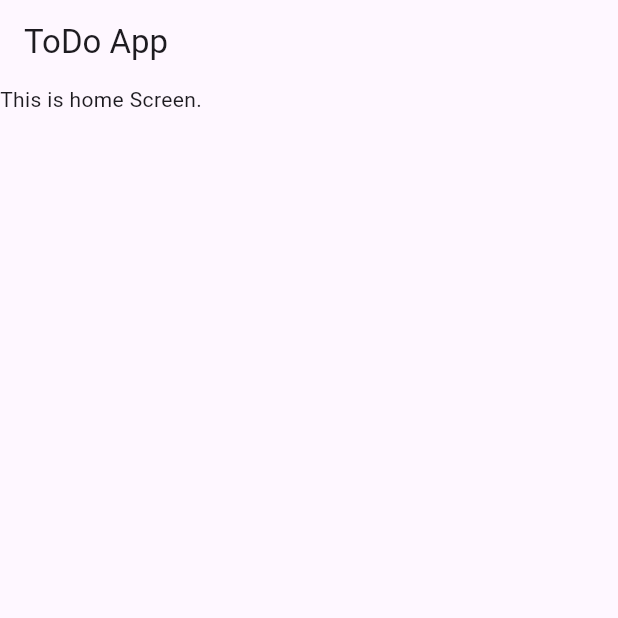
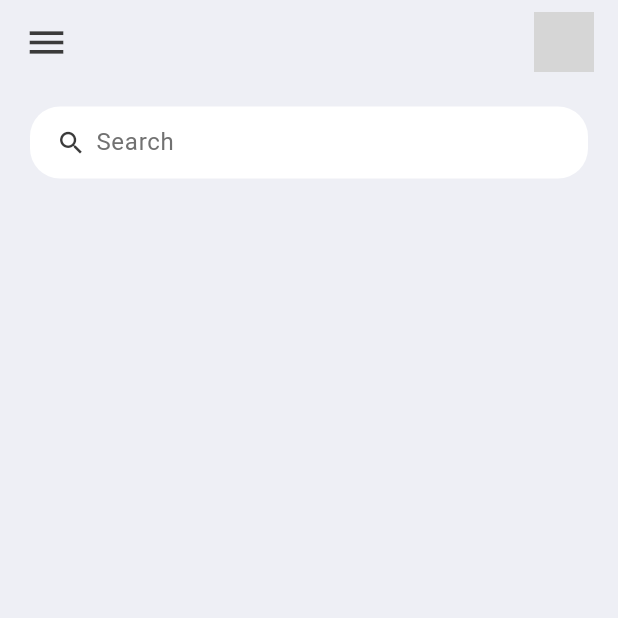
Before and after one commit to aashishkar/Introduction-of-mobile-application-Sem3-, a Flutter app: the screen it shows after launch, on a phone screen of 412 x 824 dp, the top half of it. Run offline on Flutter 3.47's test engine with Material 3 defaults, Android fonts, the phone set to English and light mode, and no system bars; grey boxes are pictures that could not be loaded.

Commit message:
Search bar

```diff
--- a/lib/main.dart
+++ b/lib/main.dart
@@ -1,4 +1,5 @@
 import 'package:flutter/material.dart';
+import 'package:flutter/services.dart';
 import 'package:todoapp/screens/home.dart';
 
 void main() {
@@ -11,7 +12,10 @@ class MyApp extends StatelessWidget {
   // This widget is the root of your application.
   @override
   Widget build(BuildContext context) {
+    SystemChrome.setSystemUIOverlayStyle(
+        SystemUiOverlayStyle(statusBarColor: Colors.transparent));
     return MaterialApp(
+      debugShowCheckedModeBanner: false,
       title: 'ToDo App',
       home: Home(),
     );
--- a/lib/screens/home.dart
+++ b/lib/screens/home.dart
@@ -1,4 +1,5 @@
 import 'package:flutter/material.dart';
+import 'package:todoapp/constants/colors.dart';
 
 class Home extends StatelessWidget {
   const Home({Key? key}) : super(key: key);
@@ -6,9 +7,64 @@ class Home extends StatelessWidget {
   @override
   Widget build(BuildContext context) {
     return Scaffold(
-        appBar: AppBar(title: Text('ToDo App')),
-        body: Container(
-          child: Text('This is home Screen.'),
-        ));
+      backgroundColor: tdBGColor,
+      appBar: _buildAppBar(),
+      body: Container(
+        padding: EdgeInsets.symmetric(
+          horizontal: 20,
+          vertical: 15,
+        ),
+        child: Column(children: [
+          searchBox(),
+        ]),
+      ),
+    );
+  }
+
+  Widget searchBox() {
+    return Container(
+      padding: EdgeInsets.symmetric(horizontal: 15),
+      decoration: BoxDecoration(
+          color: Colors.white, borderRadius: BorderRadius.circular(20)),
+      child: const TextField(
+        decoration: InputDecoration(
+          contentPadding: EdgeInsets.all(0),
+          prefixIcon: Icon(
+            Icons.search,
+            color: tdBlack,
+            size: 20,
+          ),
+          prefixIconConstraints: BoxConstraints(
+            maxHeight: 20,
+            minWidth: 25,
+          ),
+          border: InputBorder.none,
+          hintText: 'Search',
+          hintStyle: TextStyle(color: tdGrey),
+        ),
+      ),
+    );
+  }
+
+  AppBar _buildAppBar() {
+    return AppBar(
+      backgroundColor: tdBGColor,
+      elevation: 0,
+      title: Row(mainAxisAlignment: MainAxisAlignment.spaceBetween, children: [
+        Icon(
+          Icons.menu,
+          color: tdBlack,
+          size: 30,
+        ),
+        Container(
+          height: 40,
+          width: 40,
+          child: ClipRRect(
+            borderRadius: BorderRadius.circular(20),
+            child: Image.asset('assets/images/avatar.jpeg'),
+          ),
+        )
+      ]),
+    );
   }
 }
--- a/pubspec.yaml
+++ b/pubspec.yaml
@@ -59,7 +59,9 @@ flutter:
   uses-material-design: true
 
   # To add assets to your application, add an assets section, like this:
-  # assets:
+  assets:
+    - assets/images/
+
   #   - images/a_dot_burr.jpeg
   #   - images/a_dot_ham.jpeg
 
```
Also changed, not shown: assets/images/avatar.jpeg (added).
